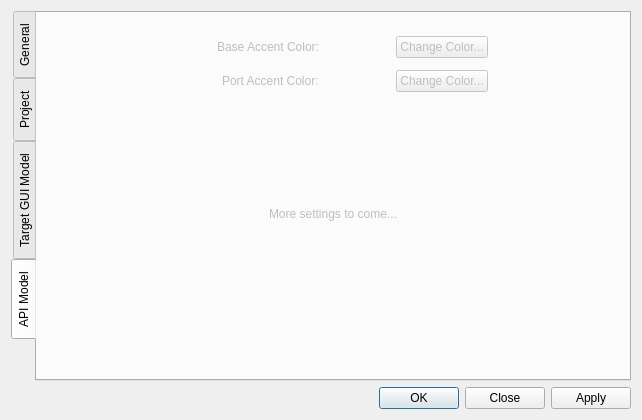
facade-technologies-inc/facile, file src/gui/ui/manageprojectdialog.ui: the form before one commit.
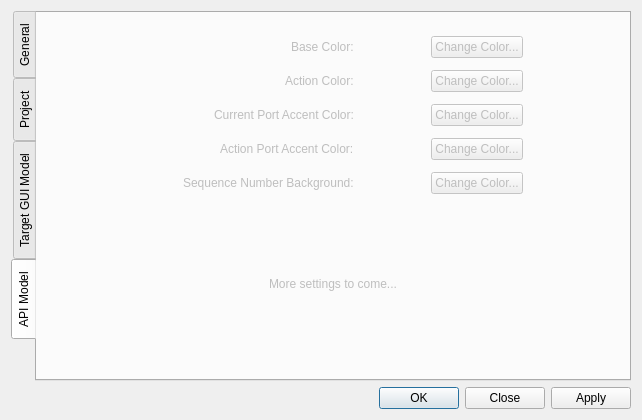
The form after the commit. The open tabs and pages were chosen to show the change.

Commit message: updated manageprojectdialog.ui for apim colors (#334)

Patch:
```diff
--- a/src/gui/ui/manageprojectdialog.ui
+++ b/src/gui/ui/manageprojectdialog.ui
@@ -918,7 +918,7 @@
          <x>10</x>
          <y>20</y>
          <width>571</width>
-         <height>101</height>
+         <height>221</height>
         </rect>
        </property>
        <layout class="QHBoxLayout" name="horizontalLayout_15">
@@ -964,7 +964,37 @@
                </size>
               </property>
               <property name="text">
-               <string>Base Accent Color:</string>
+               <string>Base Color:</string>
+              </property>
+             </widget>
+            </item>
+           </layout>
+          </item>
+          <item>
+           <layout class="QHBoxLayout" name="horizontalLayout_27">
+            <item>
+             <spacer name="horizontalSpacer_37">
+              <property name="orientation">
+               <enum>Qt::Horizontal</enum>
+              </property>
+              <property name="sizeHint" stdset="0">
+               <size>
+                <width>40</width>
+                <height>20</height>
+               </size>
+              </property>
+             </spacer>
+            </item>
+            <item>
+             <widget class="QLabel" name="label_18">
+              <property name="minimumSize">
+               <size>
+                <width>0</width>
+                <height>28</height>
+               </size>
+              </property>
+              <property name="text">
+               <string>Action Color:</string>
               </property>
              </widget>
             </item>
@@ -994,7 +1024,67 @@
                </size>
               </property>
               <property name="text">
-               <string>Port Accent Color:</string>
+               <string>Current Port Accent Color:</string>
+              </property>
+             </widget>
+            </item>
+           </layout>
+          </item>
+          <item>
+           <layout class="QHBoxLayout" name="horizontalLayout_29">
+            <item>
+             <spacer name="horizontalSpacer_38">
+              <property name="orientation">
+               <enum>Qt::Horizontal</enum>
+              </property>
+              <property name="sizeHint" stdset="0">
+               <size>
+                <width>40</width>
+                <height>20</height>
+               </size>
+              </property>
+             </spacer>
+            </item>
+            <item>
+             <widget class="QLabel" name="label_19">
+              <property name="minimumSize">
+               <size>
+                <width>0</width>
+                <height>28</height>
+               </size>
+              </property>
+              <property name="text">
+               <string>Action Port Accent Color:</string>
+              </property>
+             </widget>
+            </item>
+           </layout>
+          </item>
+          <item>
+           <layout class="QHBoxLayout" name="horizontalLayout_30">
+            <item>
+             <spacer name="horizontalSpacer_39">
+              <property name="orientation">
+               <enum>Qt::Horizontal</enum>
+              </property>
+              <property name="sizeHint" stdset="0">
+               <size>
+                <width>40</width>
+                <height>20</height>
+               </size>
+              </property>
+             </spacer>
+            </item>
+            <item>
+             <widget class="QLabel" name="label_20">
+              <property name="minimumSize">
+               <size>
+                <width>0</width>
+                <height>28</height>
+               </size>
+              </property>
+              <property name="text">
+               <string>Sequence Number Background:</string>
               </property>
              </widget>
             </item>
@@ -1076,6 +1166,49 @@
             </item>
            </layout>
           </item>
+          <item>
+           <layout class="QHBoxLayout" name="horizontalLayout_28">
+            <item>
+             <widget class="QWidget" name="a_actionCol" native="true">
+              <property name="minimumSize">
+               <size>
+                <width>28</width>
+                <height>28</height>
+               </size>
+              </property>
+             </widget>
+            </item>
+            <item>
+             <spacer name="hspacer_2">
+              <property name="orientation">
+               <enum>Qt::Horizontal</enum>
+              </property>
+              <property name="sizeType">
+               <enum>QSizePolicy::Fixed</enum>
+              </property>
+              <property name="sizeHint" stdset="0">
+               <size>
+                <width>17</width>
+                <height>28</height>
+               </size>
+              </property>
+             </spacer>
+            </item>
+            <item>
+             <widget class="QPushButton" name="a_actionColButton">
+              <property name="maximumSize">
+               <size>
+                <width>16777215</width>
+                <height>16777215</height>
+               </size>
+              </property>
+              <property name="text">
+               <string>Change Color...</string>
+              </property>
+             </widget>
+            </item>
+           </layout>
+          </item>
           <item>
            <layout class="QHBoxLayout" name="horizontalLayout_18">
             <item>
@@ -1105,7 +1238,93 @@
              </spacer>
             </item>
             <item>
-             <widget class="QPushButton" name="a_portColButton">
+             <widget class="QPushButton" name="a_port1ColButton">
+              <property name="maximumSize">
+               <size>
+                <width>16777215</width>
+                <height>16777215</height>
+               </size>
+              </property>
+              <property name="text">
+               <string>Change Color...</string>
+              </property>
+             </widget>
+            </item>
+           </layout>
+          </item>
+          <item>
+           <layout class="QHBoxLayout" name="horizontalLayout_33">
+            <item>
+             <widget class="QWidget" name="a_port2Col" native="true">
+              <property name="minimumSize">
+               <size>
+                <width>28</width>
+                <height>28</height>
+               </size>
+              </property>
+             </widget>
+            </item>
+            <item>
+             <spacer name="hspacer_4">
+              <property name="orientation">
+               <enum>Qt::Horizontal</enum>
+              </property>
+              <property name="sizeType">
+               <enum>QSizePolicy::Fixed</enum>
+              </property>
+              <property name="sizeHint" stdset="0">
+               <size>
+                <width>17</width>
+                <height>28</height>
+               </size>
+              </property>
+             </spacer>
+            </item>
+            <item>
+             <widget class="QPushButton" name="a_port2ColButton">
+              <property name="maximumSize">
+               <size>
+                <width>16777215</width>
+                <height>16777215</height>
+               </size>
+              </property>
+              <property name="text">
+               <string>Change Color...</string>
+              </property>
+             </widget>
+            </item>
+           </layout>
+          </item>
+          <item>
+           <layout class="QHBoxLayout" name="horizontalLayout_34">
+            <item>
+             <widget class="QWidget" name="a_sNumBG" native="true">
+              <property name="minimumSize">
+               <size>
+                <width>28</width>
+                <height>28</height>
+               </size>
+              </property>
+             </widget>
+            </item>
+            <item>
+             <spacer name="hspacer_5">
+              <property name="orientation">
+               <enum>Qt::Horizontal</enum>
+              </property>
+              <property name="sizeType">
+               <enum>QSizePolicy::Fixed</enum>
+              </property>
+              <property name="sizeHint" stdset="0">
+               <size>
+                <width>17</width>
+                <height>28</height>
+               </size>
+              </property>
+             </spacer>
+            </item>
+            <item>
+             <widget class="QPushButton" name="a_sNumBG_2">
               <property name="maximumSize">
                <size>
                 <width>16777215</width>
@@ -1156,7 +1375,7 @@
        <property name="geometry">
         <rect>
          <x>10</x>
-         <y>190</y>
+         <y>260</y>
          <width>571</width>
          <height>22</height>
         </rect>
```
Left out of the diff: 2 changed lines with no effect on the pictures.
